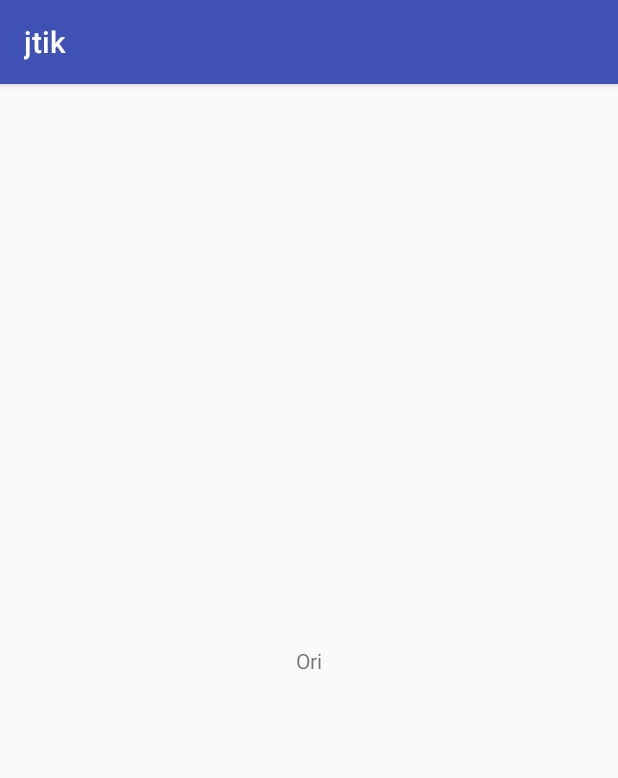
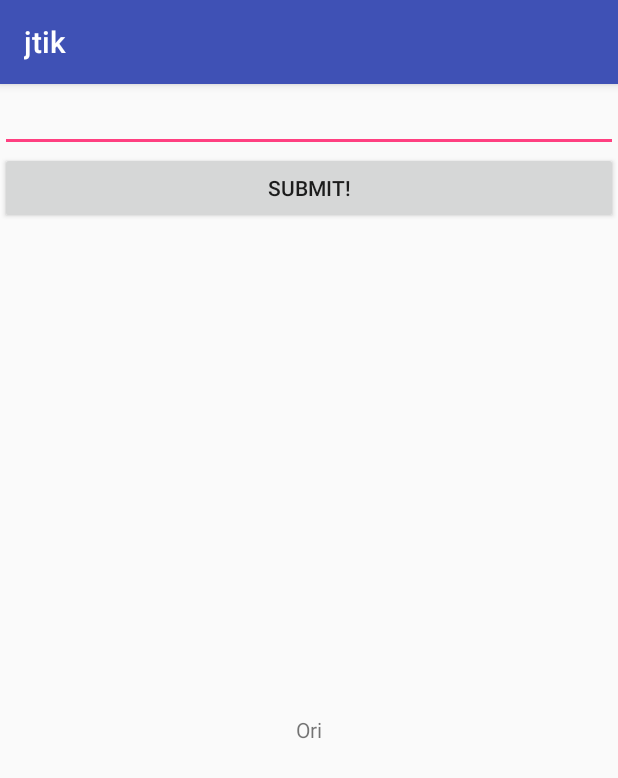
Before and after one commit to hblolj/haiChat, an Android app: the screen it shows after launch (MainActivity), on a phone screen of 412 x 824 dp. Shown: the top 778 px of the screen. Run offline under Robolectric (Android 15) with nearby library versions, the phone set to English and light mode, and no system bars; our stand-ins replace ButterKnife.

Commit message:
RecyclerView 封装与 Mvp 模式初体验

```diff
--- /dev/null
+++ b/app/jtik/app/src/main/java/com/jt/wb/ys/jtik/IPresenter.java
@@ -0,0 +1,6 @@
+package com.jt.wb.ys.jtik;
+
+public interface IPresenter {
+
+    void search();
+}
--- /dev/null
+++ b/app/jtik/app/src/main/java/com/jt/wb/ys/jtik/IUserService.java
@@ -0,0 +1,6 @@
+package com.jt.wb.ys.jtik;
+
+public interface IUserService {
+
+    String search(int code);
+}
--- /dev/null
+++ b/app/jtik/app/src/main/java/com/jt/wb/ys/jtik/IView.java
@@ -0,0 +1,8 @@
+package com.jt.wb.ys.jtik;
+
+public interface IView {
+
+    String getInputString();
+
+    void setResultString(String s);
+}
--- a/app/jtik/app/src/main/java/com/jt/wb/ys/jtik/MainActivity.java
+++ b/app/jtik/app/src/main/java/com/jt/wb/ys/jtik/MainActivity.java
@@ -1,16 +1,23 @@
 package com.jt.wb.ys.jtik;
 
 import android.os.Bundle;
+import android.widget.EditText;
 import android.widget.TextView;
 
 import com.jt.wb.ys.common.app.Activity;
 
 import butterknife.BindView;
+import butterknife.OnClick;
 
-public class MainActivity extends Activity {
+public class MainActivity extends Activity{
 
-    @BindView(R.id.txt_test)
+    @BindView(R.id.txt_result)
     TextView mTestText;
+
+    @BindView(R.id.edit_query)
+    EditText mInput;
+
+    private IPresenter mPresenter;
 
     @Override
     protected int getContentLayoutId() {
@@ -36,5 +43,11 @@ public class MainActivity extends Activity {
     @Override
     protected void initData() {
         super.initData();
+        mPresenter = new Presenter(new MyView(mInput, mTestText));
+    }
+
+    @OnClick(R.id.btn_submit)
+    public void onSubmit(){
+        mPresenter.search();
     }
 }
--- /dev/null
+++ b/app/jtik/app/src/main/java/com/jt/wb/ys/jtik/MyView.java
@@ -0,0 +1,30 @@
+package com.jt.wb.ys.jtik;
+
+import android.widget.EditText;
+import android.widget.TextView;
+
+/**
+ * 组合View，通过构造函数将 View 传递进来，从 View 中获取数据
+ * 输出时，设置数据给 View
+ */
+public class MyView implements IView{
+
+    private EditText editText;
+
+    private TextView textView;
+
+    public MyView(EditText editText, TextView textView) {
+        this.editText = editText;
+        this.textView = textView;
+    }
+
+    @Override
+    public String getInputString() {
+        return editText.getText().toString();
+    }
+
+    @Override
+    public void setResultString(String s) {
+        textView.setText(s);
+    }
+}
--- /dev/null
+++ b/app/jtik/app/src/main/java/com/jt/wb/ys/jtik/Presenter.java
@@ -0,0 +1,34 @@
+package com.jt.wb.ys.jtik;
+
+import android.text.TextUtils;
+
+public class Presenter implements IPresenter{
+
+    private IView mView;
+
+    public Presenter(IView mView) {
+        this.mView = mView;
+    }
+
+    @Override
+    public void search() {
+
+        // 开启界面 Loading.....
+
+        String inputString = mView.getInputString();
+        if (TextUtils.isEmpty(inputString)){
+            // 为空直接返回
+            return;
+        }
+
+        int hashCode = inputString.hashCode();
+
+        IUserService service = new UserService();
+        String result = service.search(hashCode);
+        result = "Result: " + inputString + "-" + result;
+
+        // 关闭界面 Loading......
+
+        mView.setResultString(result);
+    }
+}
--- a/app/jtik/app/src/main/res/layout/activity_main.xml
+++ b/app/jtik/app/src/main/res/layout/activity_main.xml
@@ -1,19 +1,28 @@
 <?xml version="1.0" encoding="utf-8"?>
-<android.support.constraint.ConstraintLayout xmlns:android="http://schemas.android.com/apk/res/android"
+<LinearLayout xmlns:android="http://schemas.android.com/apk/res/android"
     xmlns:app="http://schemas.android.com/apk/res-auto"
     xmlns:tools="http://schemas.android.com/tools"
     android:layout_width="match_parent"
     android:layout_height="match_parent"
+    android:orientation="vertical"
     tools:context=".MainActivity">
 
+    <EditText
+        android:id="@+id/edit_query"
+        android:layout_width="match_parent"
+        android:layout_height="wrap_content" />
+
+    <Button
+        android:id="@+id/btn_submit"
+        android:text="Submit!"
+        android:layout_width="match_parent"
+        android:layout_height="wrap_content" />
+
     <TextView
-        android:id="@+id/txt_test"
-        android:layout_width="wrap_content"
-        android:layout_height="wrap_content"
-        android:text="Hello World!"
-        app:layout_constraintBottom_toBottomOf="parent"
-        app:layout_constraintLeft_toLeftOf="parent"
-        app:layout_constraintRight_toRightOf="parent"
-        app:layout_constraintTop_toTopOf="parent" />
+        android:gravity="center"
+        android:id="@+id/txt_result"
+        android:layout_width="match_parent"
+        android:layout_height="match_parent"
+        android:text="Hello World!"/>
 
-</android.support.constraint.ConstraintLayout>
+</LinearLayout>
--- a/app/jtik/common/build.gradle
+++ b/app/jtik/common/build.gradle
@@ -29,6 +29,7 @@ dependencies {
     implementation fileTree(dir: 'libs', include: ['*.jar'])
 
     implementation "com.android.support:appcompat-v7:$rootProject.ext.supportVersion"
+    implementation "com.android.support:recyclerview-v7:$rootProject.ext.supportVersion"
 
     testImplementation 'junit:junit:4.12'
     androidTestImplementation 'com.android.support.test:runner:1.0.2'
--- /dev/null
+++ b/app/jtik/common/src/main/java/com/jt/wb/ys/common/widget/recycler/AdapterCallback.java
@@ -0,0 +1,6 @@
+package com.jt.wb.ys.common.widget.recycler;
+
+public interface AdapterCallback<Data> {
+
+    void update(Data data, RecyclerAdapter.ViewHolder<Data> holder);
+}
--- /dev/null
+++ b/app/jtik/common/src/main/res/values/ids.xml
@@ -0,0 +1,4 @@
+<?xml version="1.0" encoding="utf-8"?>
+<resources>
+    <item name="tag_recycler_holder" type="id"/>
+</resources>
```
Also changed, not shown: app/jtik/app/src/main/java/com/jt/wb/ys/jtik/UserService.java (added, +9 -0 lines), app/jtik/common/src/main/java/com/jt/wb/ys/common/widget/recycler/RecyclerAdapter.java (added, +222 -0 lines).
